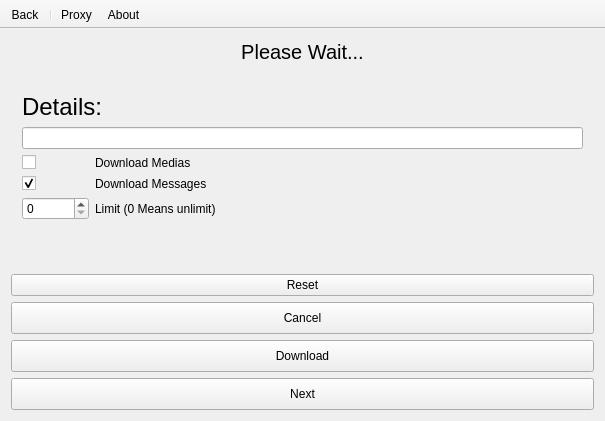
Aseman-Land/aseman-telegram-backuper, file mainwindow.ui: the form before one commit.
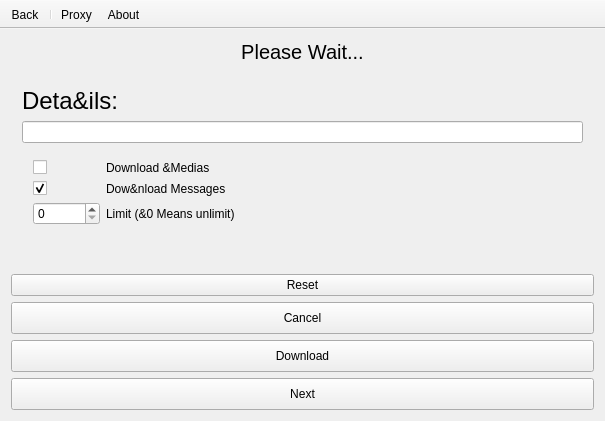
The form after the commit. The open tabs and pages were chosen to show the change. Icons and pictures are not drawn.

Commit message: Add sticker-set download support

```diff
--- a/mainwindow.ui
+++ b/mainwindow.ui
@@ -314,7 +314,7 @@
               </font>
              </property>
              <property name="text">
-              <string>Details:</string>
+              <string>Deta&amp;ils:</string>
              </property>
             </widget>
            </item>
@@ -329,6 +329,7 @@
             </widget>
            </item>
            <item>
+            <widget class="QWidget" name="optionsWidget" native="true">
             <layout class="QFormLayout" name="formLayout_2">
              <property name="bottomMargin">
               <number>19</number>
@@ -343,7 +344,7 @@
              <item row="0" column="1">
               <widget class="QLabel" name="label_8">
                <property name="text">
-                <string>Download Medias</string>
+                 <string>Download &amp;Medias</string>
                </property>
               </widget>
              </item>
@@ -360,7 +361,7 @@
              <item row="1" column="1">
               <widget class="QLabel" name="label_9">
                <property name="text">
-                <string>Download Messages</string>
+                 <string>Dow&amp;nload Messages</string>
                </property>
               </widget>
              </item>
@@ -374,11 +375,12 @@
              <item row="2" column="1">
               <widget class="QLabel" name="label_10">
                <property name="text">
-                <string>Limit (0 Means unlimit)</string>
+                 <string>Limit (&amp;0 Means unlimit)</string>
                </property>
               </widget>
              </item>
             </layout>
+            </widget>
            </item>
            <item>
             <spacer name="verticalSpacer_10">
```
Left out of the diff: 2 changed lines with no effect on the pictures. Lines whose indentation alone changed are shown as unchanged. The commit also changes 2 other files.
